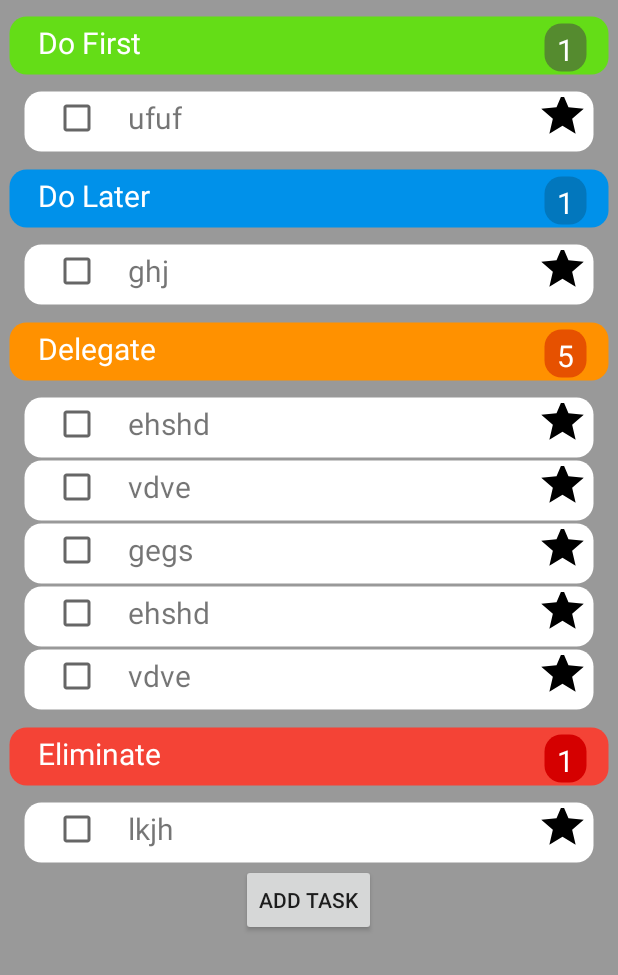
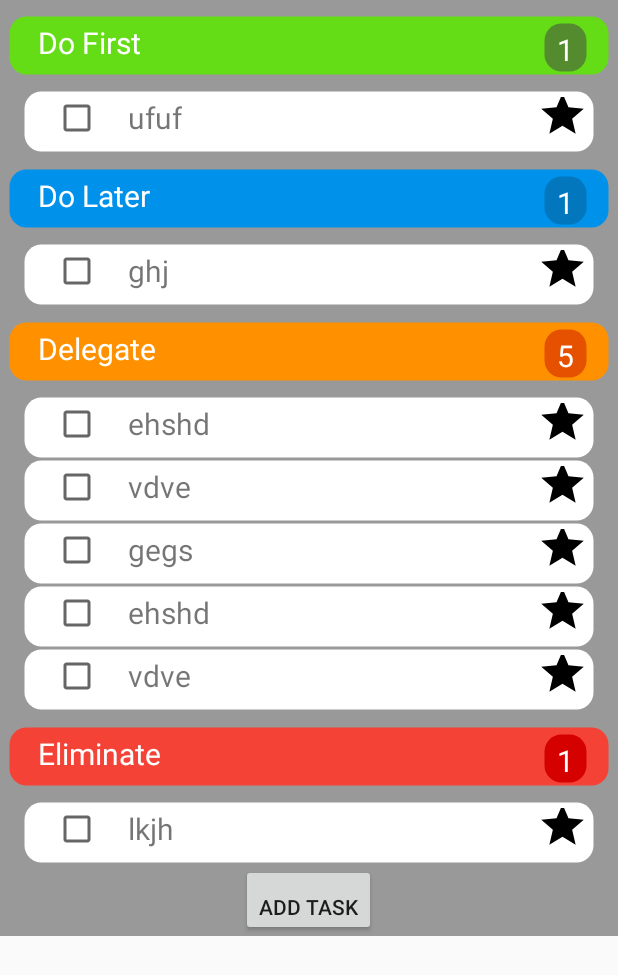
Before and after one commit to RAVIKIRAN-DHULIPALA/Custom_RecyclerView, an Android app: the screen it shows after launch (RecyclerActivity), on a phone screen of 412 x 824 dp. Shown: the top 975 px of the screen. Run offline under Robolectric (Android 15) with nearby library versions, the phone set to English and light mode, and no system bars.

Commit message:
Update activity_recycler.xml

```diff
--- a/src/main/res/layout-v21/activity_recycler.xml
+++ b/src/main/res/layout-v21/activity_recycler.xml
@@ -1,14 +1,23 @@
 <?xml version="1.0" encoding="utf-8"?>
-<LinearLayout xmlns:android="http://schemas.android.com/apk/res/android"
+
+<ScrollView
+    xmlns:android="http://schemas.android.com/apk/res/android"
     xmlns:app="http://schemas.android.com/apk/res-auto"
     xmlns:tools="http://schemas.android.com/tools"
     android:layout_width="match_parent"
-    android:layout_height="match_parent"
+    android:layout_height="wrap_content"
+    android:fillViewport="true"
+    android:orientation="vertical"
+    >
+    <LinearLayout
+        android:layout_width="match_parent"
+        android:layout_height="wrap_content"
         tools:context=".RecyclerActivity"
         android:orientation="vertical"
         android:scrollbars="vertical"
         android:isScrollContainer="true"
-    android:background="@color/year">
+        android:background="@color/year"
+        >
 
         <RelativeLayout
             style="@style/LL">
@@ -42,6 +51,7 @@
 
         <RelativeLayout
             style="@style/LL">
+
 
             <RelativeLayout
                 android:id="@+id/rL2"
@@ -91,7 +101,7 @@
 
             <android.support.v7.widget.RecyclerView
                 android:id="@+id/rcv3"
-            style="@style/RCV"/>
+                style="@style/RCV" />
         </RelativeLayout>
 
         <RelativeLayout
@@ -121,11 +131,12 @@
                 android:id="@+id/rcv4"
                 style="@style/RCV"/>
         </RelativeLayout>
-
         <Button
             android:layout_width="wrap_content"
             android:layout_height="wrap_content"
             android:text="Add Task"
-        android:layout_gravity="center"/>
+            android:layout_gravity="center"
+            android:gravity="bottom"/>
 
     </LinearLayout>
+</ScrollView>
```
Lines whose indentation alone changed are shown as unchanged.
